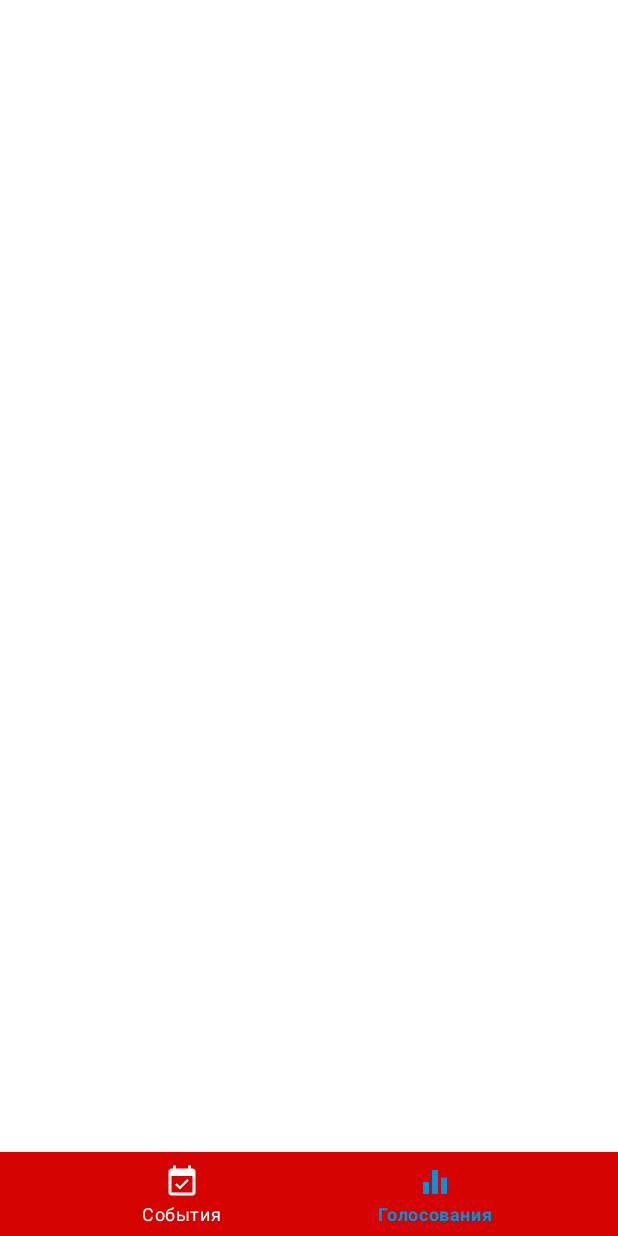
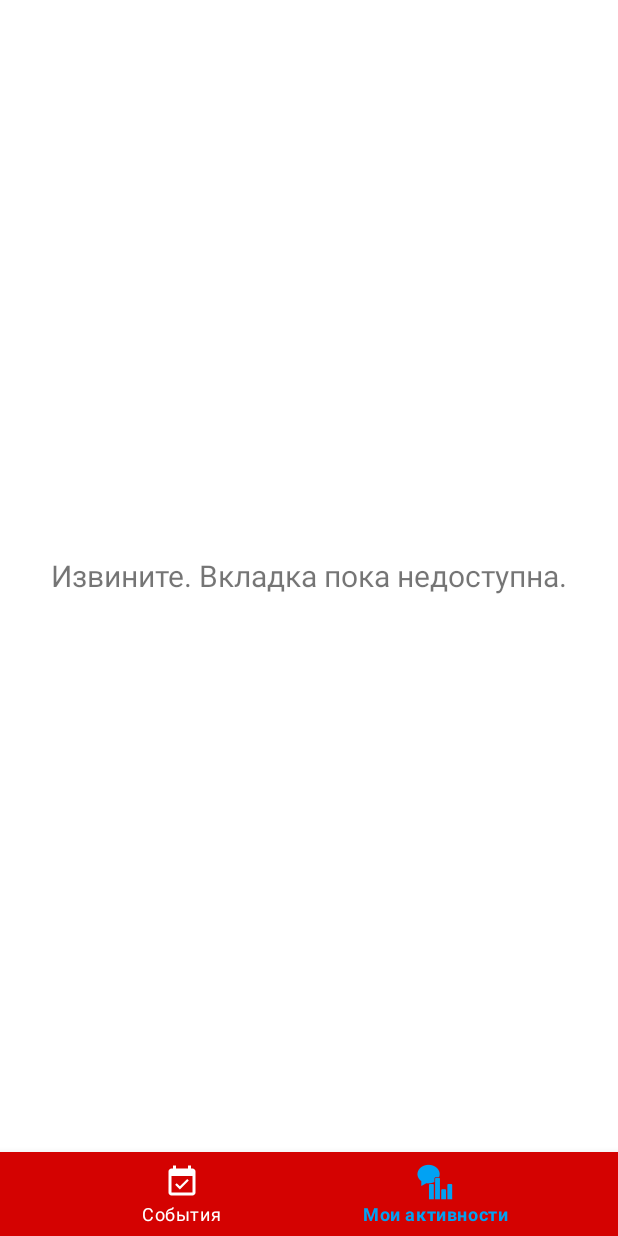
Before and after one commit to MendelVV/RCOKO27, an Android app: the MainActivity screen opened directly, with no data from a screen before it, item 2 of the bottom bar chosen, on a phone screen of 412 x 824 dp. Run offline under Robolectric (Android 15) with nearby library versions, the phone set to English and light mode, and no system bars; our stand-ins replace RxJava; 1 statement that could not run was skipped.

Commit message:
Replaced tab "Voted" by tab "My Activities"

```diff
--- a/app/build.gradle
+++ b/app/build.gradle
@@ -38,7 +38,7 @@ android {
 
 dependencies {
     implementation fileTree(dir: 'libs', include: ['*.jar'])
-    implementation"org.jetbrains.kotlin:kotlin-stdlib-jdk7:$kotlin_version"
+    implementation "org.jetbrains.kotlin:kotlin-stdlib-jdk7:$kotlin_version"
     implementation 'com.android.support:appcompat-v7:28.0.0'
     implementation 'com.android.support.constraint:constraint-layout:1.1.3'
     testImplementation 'junit:junit:4.12'
--- a/app/src/main/java/ru/mendel/apps/rcoko27/activities/MainActivity.kt
+++ b/app/src/main/java/ru/mendel/apps/rcoko27/activities/MainActivity.kt
@@ -2,16 +2,69 @@ package ru.mendel.apps.rcoko27.activities
 
 import android.support.v7.app.AppCompatActivity
 import android.os.Bundle
+import android.support.v4.app.Fragment
+import android.util.Log
+import android.view.MenuItem
+import kotlinx.android.synthetic.main.activity_main.*
 import ru.mendel.apps.rcoko27.R
+import ru.mendel.apps.rcoko27.fragments.ActivitiesFragment
 import ru.mendel.apps.rcoko27.fragments.EventsListFragment
 
 class MainActivity : AppCompatActivity() {
+
+    private lateinit var mItemEvents:MenuItem
+    private lateinit var mItemActivities:MenuItem
+    private lateinit var mCurrentFragment: Fragment
 
     override fun onCreate(savedInstanceState: Bundle?) {
         super.onCreate(savedInstanceState)
         setContentView(R.layout.activity_main)
 
-        val fragment = EventsListFragment()
-        supportFragmentManager.beginTransaction().add(R.id.fragment_layout, fragment).commit()
+        setBottomMenu()
+        mCurrentFragment = EventsListFragment()
+        supportFragmentManager.beginTransaction().add(R.id.fragment_layout, mCurrentFragment).commit()
+    }
+
+    private fun setBottomMenu(){
+        val menu = bottom_menu.menu
+        mItemEvents = menu.findItem(R.id.action_events)
+        mItemEvents.setOnMenuItemClickListener { setEventsFragment() }
+
+        mItemActivities = menu.findItem(R.id.action_activities)
+        mItemActivities.setOnMenuItemClickListener { setActivitiesFragment() }
+    }
+
+    private fun setEventsFragment(): Boolean {
+        Log.d("MyTag","setEvents")
+        if (mCurrentFragment is ActivitiesFragment){
+            mItemActivities.isChecked = false
+            mItemEvents.isChecked = true
+            mCurrentFragment = EventsListFragment()
+            supportFragmentManager.beginTransaction()
+                .setCustomAnimations(R.anim.in_left,R.anim.out_right)
+                .replace(R.id.fragment_layout, mCurrentFragment)
+                .commit()
+            return true
+        }else{
+
+            return false
+        }
+    }
+
+    private fun setActivitiesFragment(): Boolean {
+        Log.d("MyTag","setActivities")
+        if (mCurrentFragment is EventsListFragment){
+            mItemEvents.isChecked = false
+            mItemActivities.isChecked = true
+            mCurrentFragment = ActivitiesFragment()
+            supportFragmentManager.beginTransaction()
+                .setCustomAnimations(R.anim.in_right,R.anim.out_left)
+                .replace(R.id.fragment_layout, mCurrentFragment)
+                .commit()
+            return true
+        }else{
+            return false
+        }
+
     }
 }
--- /dev/null
+++ b/app/src/main/java/ru/mendel/apps/rcoko27/fragments/ActivitiesFragment.kt
@@ -0,0 +1,18 @@
+package ru.mendel.apps.rcoko27.fragments
+
+import android.os.Bundle
+import android.support.v4.app.Fragment
+import android.view.LayoutInflater
+import android.view.View
+import android.view.ViewGroup
+import ru.mendel.apps.rcoko27.R
+
+class ActivitiesFragment : Fragment() {
+
+    override fun onCreateView(inflater: LayoutInflater, container: ViewGroup?, savedInstanceState: Bundle?): View? {
+        val view = inflater.inflate(R.layout.activities_fragment,container,false)
+
+
+        return view
+    }
+}
--- a/app/src/main/res/color/action_text_selector.xml
+++ b/app/src/main/res/color/action_text_selector.xml
@@ -1,9 +1,9 @@
 <?xml version="1.0" encoding="utf-8"?>
 <selector xmlns:android="http://schemas.android.com/apk/res/android">
     <item
-        android:color="@color/colorAccent"
+        android:color="@color/colorAccentLight"
         android:state_pressed="true"/>
-    <item android:color="@color/colorAccent"
+    <item android:color="@color/colorAccentLight"
           android:state_checked="true"/>
     <item android:color="@color/colorTextAlt"/>
 </selector>
--- /dev/null
+++ b/app/src/main/res/layout/activities_fragment.xml
@@ -0,0 +1,12 @@
+<?xml version="1.0" encoding="utf-8"?>
+<RelativeLayout
+        xmlns:android="http://schemas.android.com/apk/res/android"
+         android:layout_width="match_parent"
+         android:layout_height="match_parent">
+    <TextView
+            android:text="@string/sorry"
+            android:layout_centerInParent="true"
+            android:textSize="@dimen/text20"
+            android:layout_width="wrap_content"
+            android:layout_height="wrap_content"/>
+</RelativeLayout>
--- a/app/src/main/res/layout/event_item.xml
+++ b/app/src/main/res/layout/event_item.xml
@@ -33,15 +33,18 @@
                 android:layout_toEndOf="@id/event_image"
                 android:layout_below="@id/event_type"
                 android:maxLines="2"
+                android:ellipsize="end"
                 android:layout_width="wrap_content"
                 android:layout_height="wrap_content"
                 android:layout_marginStart="@dimen/padding"/>
         <TextView
                 android:id="@+id/text_info"
                 android:textSize="@dimen/text18"
-                android:textColor="@color/colorText"
+                android:textColor="@color/colorTextSecond"
                 android:layout_below="@+id/event_image"
                 android:maxLines="4"
+                android:textStyle="italic"
+                android:ellipsize="end"
                 android:layout_width="wrap_content"
                 android:layout_height="wrap_content"/>
 
--- a/app/src/main/res/menu/main_bottom_menu.xml
+++ b/app/src/main/res/menu/main_bottom_menu.xml
@@ -9,10 +9,10 @@
         app:showAsAction="always"/>
 
     <item
-        android:id="@+id/action_voitings"
+        android:id="@+id/action_activities"
         android:orderInCategory="1"
-        android:title="@string/voting"
-        android:icon="@drawable/ic_voting"
+        android:title="@string/my_activities"
+        android:icon="@drawable/ic_activities"
         app:showAsAction="always"/>
 
 
--- a/app/src/main/res/values/strings.xml
+++ b/app/src/main/res/values/strings.xml
@@ -42,5 +42,7 @@
     <string name="not_avaible">Пока не доступно</string>
     <string name="to">to: %s</string>
     <string name="error_get_data">Обшибка при получении данных</string>
+    <string name="my_activities">Мои активности</string>
+    <string name="sorry">Извините. Вкладка пока недоступна.</string>
 
 </resources>
```
Also changed, not shown: app/src/main/res/drawable-hdpi/ic_activities.png (added), app/src/main/res/drawable-mdpi/ic_activities.png (added), app/src/main/res/drawable-xhdpi/ic_activities.png (added), app/src/main/res/drawable-xxhdpi/ic_activities.png (added), app/src/main/res/drawable-xxxhdpi/ic_activities.png (added).
